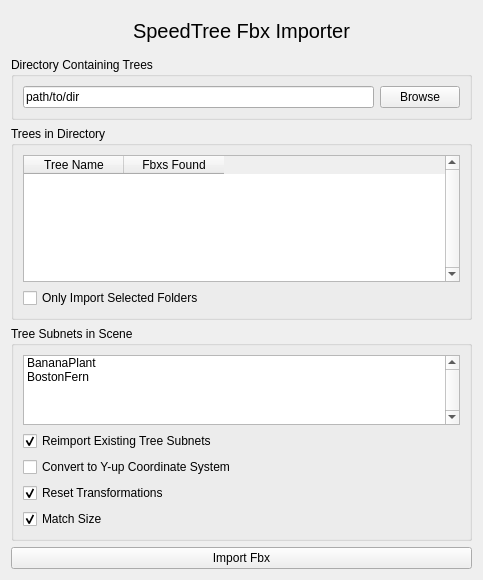
Before: the Qt Designer form SpeedTreeAssetGenerator/SpeedTreeImportFbxUI.ui in danieltslee/SpeedTreeFbxImporter, drawn with Qt 5.
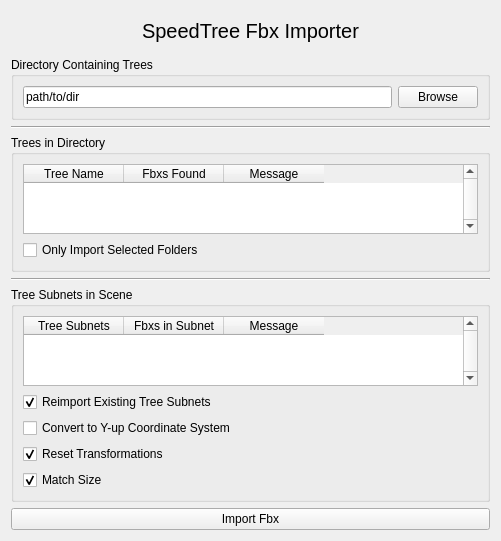
After: the same form once the commit is applied.

Commit message: Changed tree subnet list to a table read scene when launching ui

Diff of the .ui file:
```diff
--- a/SpeedTreeAssetGenerator/SpeedTreeImportFbxUI.ui
+++ b/SpeedTreeAssetGenerator/SpeedTreeImportFbxUI.ui
@@ -6,8 +6,8 @@
    <rect>
     <x>0</x>
     <y>0</y>
-    <width>483</width>
-    <height>580</height>
+    <width>501</width>
+    <height>536</height>
    </rect>
   </property>
   <property name="windowTitle">
@@ -64,6 +64,13 @@
      </layout>
     </widget>
    </item>
+   <item>
+    <widget class="Line" name="line">
+     <property name="orientation">
+      <enum>Qt::Horizontal</enum>
+     </property>
+    </widget>
+   </item>
    <item>
     <widget class="QGroupBox" name="groupBox">
      <property name="title">
@@ -78,6 +85,21 @@
         <property name="verticalScrollBarPolicy">
          <enum>Qt::ScrollBarAlwaysOn</enum>
         </property>
+        <property name="sizeAdjustPolicy">
+         <enum>QAbstractScrollArea::AdjustToContentsOnFirstShow</enum>
+        </property>
+        <property name="gridStyle">
+         <enum>Qt::SolidLine</enum>
+        </property>
+        <attribute name="horizontalHeaderMinimumSectionSize">
+         <number>100</number>
+        </attribute>
+        <attribute name="verticalHeaderMinimumSectionSize">
+         <number>15</number>
+        </attribute>
+        <attribute name="verticalHeaderDefaultSectionSize">
+         <number>25</number>
+        </attribute>
         <column>
          <property name="text">
           <string>Tree Name</string>
@@ -88,6 +110,11 @@
           <string>Fbxs Found</string>
          </property>
         </column>
+        <column>
+         <property name="text">
+          <string>Message</string>
+         </property>
+        </column>
        </widget>
       </item>
       <item>
@@ -100,6 +127,13 @@
      </layout>
     </widget>
    </item>
+   <item>
+    <widget class="Line" name="line_2">
+     <property name="orientation">
+      <enum>Qt::Horizontal</enum>
+     </property>
+    </widget>
+   </item>
    <item>
     <widget class="QGroupBox" name="groupBox_3">
      <property name="title">
@@ -107,7 +141,7 @@
      </property>
      <layout class="QVBoxLayout" name="verticalLayout_2">
       <item>
-       <widget class="QListWidget" name="listOfTreeSubnets">
+       <widget class="QTableWidget" name="tableOfTreeSubnets">
         <property name="verticalScrollBarPolicy">
          <enum>Qt::ScrollBarAlwaysOn</enum>
         </property>
@@ -117,16 +151,30 @@
         <property name="selectionMode">
          <enum>QAbstractItemView::MultiSelection</enum>
         </property>
-        <item>
+        <attribute name="horizontalHeaderMinimumSectionSize">
+         <number>100</number>
+        </attribute>
+        <attribute name="verticalHeaderMinimumSectionSize">
+         <number>15</number>
+        </attribute>
+        <attribute name="verticalHeaderDefaultSectionSize">
+         <number>25</number>
+        </attribute>
+        <column>
          <property name="text">
-          <string>BananaPlant</string>
+          <string>Tree Subnets</string>
          </property>
-        </item>
-        <item>
+        </column>
+        <column>
          <property name="text">
-          <string>BostonFern</string>
+          <string>Fbxs in Subnet</string>
          </property>
-        </item>
+        </column>
+        <column>
+         <property name="text">
+          <string>Message</string>
+         </property>
+        </column>
        </widget>
       </item>
       <item>
```
Left out of the diff: 6 changed lines with no effect on the pictures. The commit also changes 1 other file.
